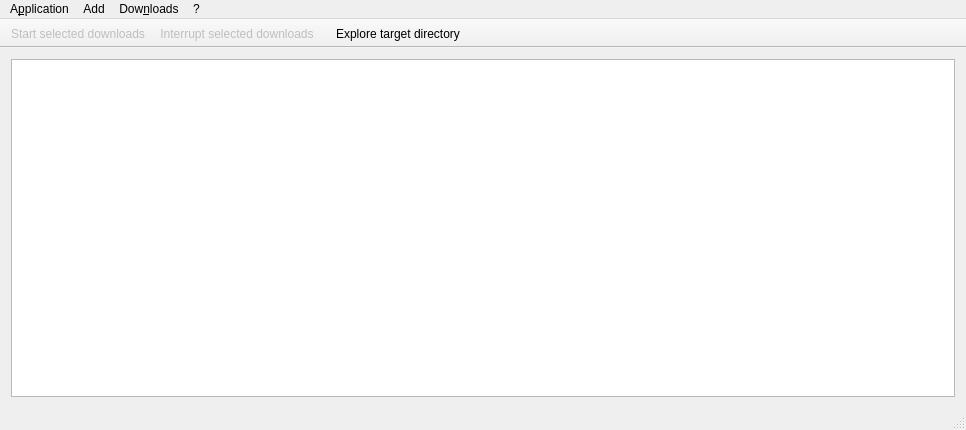
Above: gui/mainwindow.ui from Martchus/videodownloader before the change. Below: the same form after it.
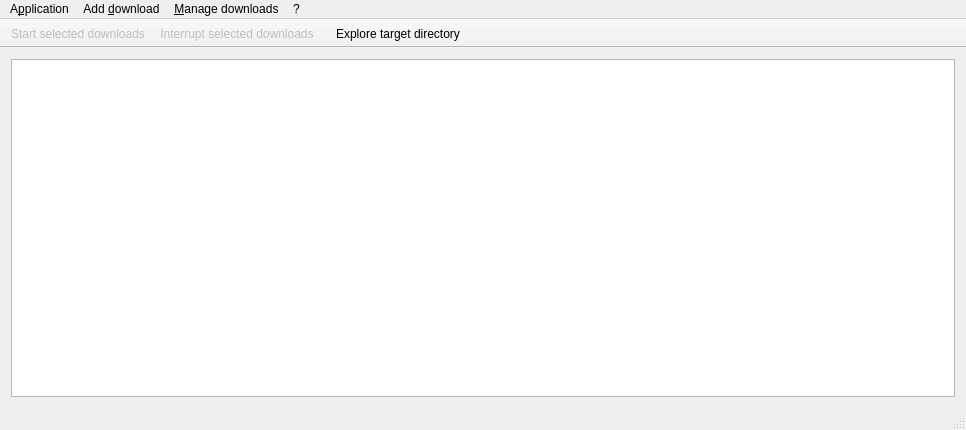
That is the form after the change. Icons and pictures are not drawn.

Commit message: Don't use an icon within the main menu

Diff of the .ui file:
```diff
--- a/gui/mainwindow.ui
+++ b/gui/mainwindow.ui
@@ -43,7 +43,7 @@
      <x>0</x>
      <y>0</y>
      <width>966</width>
-     <height>27</height>
+     <height>26</height>
     </rect>
    </property>
    <property name="nativeMenuBar">
@@ -58,14 +58,14 @@
    </widget>
    <widget class="QMenu" name="menuAdd">
     <property name="title">
-     <string>Add</string>
+     <string>Add &amp;download</string>
     </property>
     <addaction name="actionAdd_Download"/>
     <addaction name="actionAdd_multiple_downloads"/>
    </widget>
    <widget class="QMenu" name="menuDownloads">
     <property name="title">
-     <string>Dow&amp;nloads</string>
+     <string>&amp;Manage downloads</string>
     </property>
     <addaction name="actionStart_selected"/>
     <addaction name="actionResume_selected_downloads"/>
```
Left out of the diff: 50 changed lines with no effect on the pictures. The commit also changes 1 other file.
